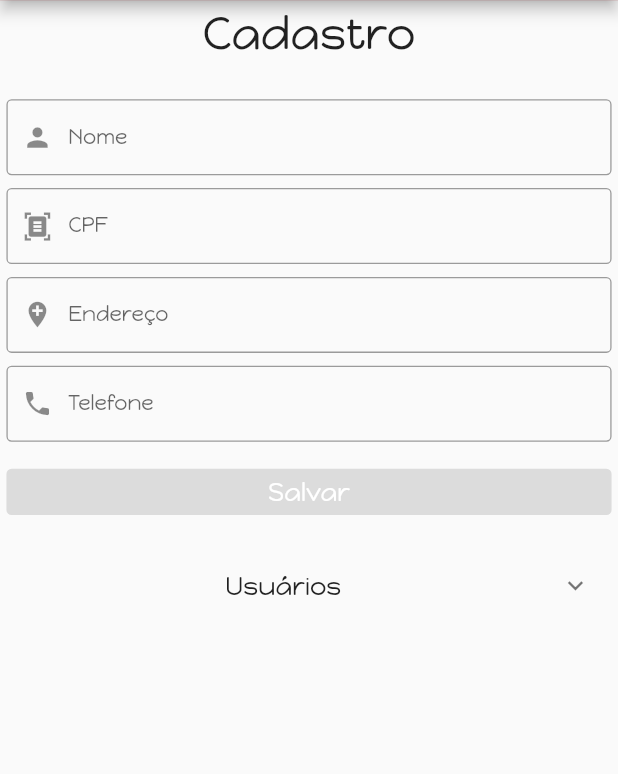
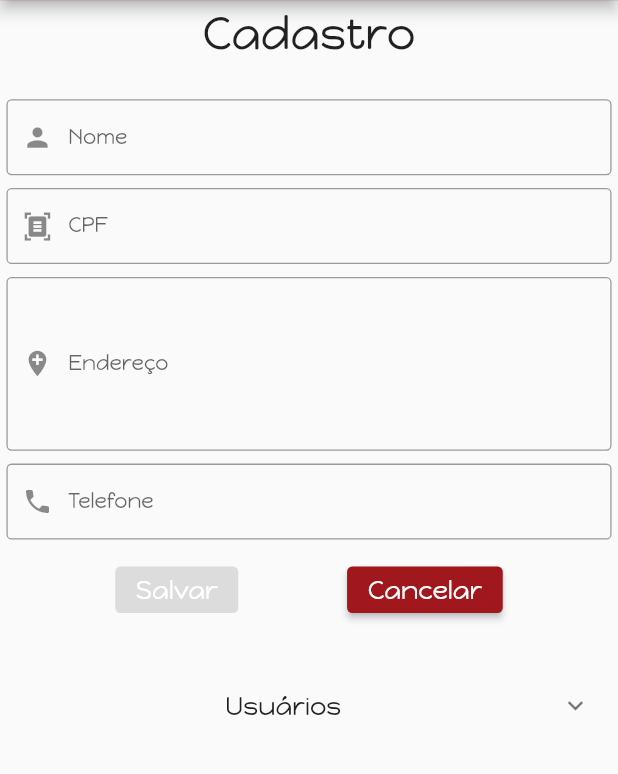
Before and after one commit to BrayanBertan/desafio_sistema_info, a Flutter app: the HomePage screen opened by its route, on a phone screen of 412 x 824 dp, the part 72-846 px from its top. Run offline on Flutter 3.47's test engine with Material 2 defaults, Android fonts, the phone set to English and light mode, and no system bars; our stand-ins replace brasil_fields, get, responsive_framework, sqflite; accounts and stored records are empty.

Commit message:
FLUTTER - edição e removação de usuarios

```diff
--- a/desafio_flutter/lib/app/view/home/home_view.dart
+++ b/desafio_flutter/lib/app/view/home/home_view.dart
@@ -15,12 +15,12 @@ class HomePage extends StatelessWidget {
         title: const Text('Desafio'),
       ),
       body: SingleChildScrollView(
-        padding: EdgeInsets.all(5.0),
+        padding: const EdgeInsets.all(5.0),
         child: Column(
           mainAxisAlignment: MainAxisAlignment.spaceEvenly,
           crossAxisAlignment: CrossAxisAlignment.stretch,
           children: [
-            Text(
+            const Text(
               'Cadastro',
               textAlign: TextAlign.center,
               style: TextStyle(fontSize: 35),
@@ -28,56 +28,50 @@ class HomePage extends StatelessWidget {
             const SizedBox(
               height: 30.0,
             ),
-            Obx(() {
-              return TextFormField(
+            TextFormField(
               onChanged: homeController.setNome,
-                initialValue: homeController.nome.value,
+              controller: homeController.nomeController,
               decoration: InputDecoration(
                   labelText: 'Nome',
                   border: OutlineInputBorder(),
                   prefixIcon: Icon(Icons.person),
                   errorText: homeController.nomeErroMensagem()),
-              );
-            }),
+            ),
             const SizedBox(
               height: 10.0,
             ),
-            Obx(() {
-              return TextFormField(
+            TextFormField(
               onChanged: homeController.setCpf,
-                initialValue: homeController.cpf.value,
+              controller: homeController.cpfController,
               inputFormatters: [
                 FilteringTextInputFormatter.digitsOnly,
                 CpfInputFormatter(),
               ],
               decoration: InputDecoration(
                 labelText: 'CPF',
-                  border: OutlineInputBorder(),
-                  prefixIcon: Icon(Icons.document_scanner),
+                border: const OutlineInputBorder(),
+                prefixIcon: const Icon(Icons.document_scanner),
                 errorText: homeController.cpfErroMensagem(),
               ),
-              );
-            }),
+            ),
             const SizedBox(
               height: 10.0,
             ),
-            Obx(() {
-              return TextFormField(
-                initialValue: homeController.endereco.value,
-                onChanged: homeController.setEndereco,
+            TextFormField(
+              controller: homeController.enderecoController,
+              onChanged: homeController.setendereco,
+              maxLines: 5,
               decoration: const InputDecoration(
                 labelText: 'Endereço',
                 border: OutlineInputBorder(),
                 prefixIcon: Icon(Icons.add_location),
               ),
-              );
-            }),
+            ),
             const SizedBox(
               height: 10.0,
             ),
-            Obx(() {
-              return TextFormField(
-                initialValue: homeController.telefone.value,
+            TextFormField(
+              controller: homeController.telefoneController,
               inputFormatters: [
                 FilteringTextInputFormatter.digitsOnly,
                 TelefoneInputFormatter(),
@@ -88,13 +82,15 @@ class HomePage extends StatelessWidget {
                 border: OutlineInputBorder(),
                 prefixIcon: Icon(Icons.phone),
               ),
-              );
-            }),
+            ),
             const SizedBox(
               height: 15.0,
             ),
             Obx(() {
-              return ElevatedButton(
+              return Row(
+                mainAxisAlignment: MainAxisAlignment.spaceEvenly,
+                children: [
+                  ElevatedButton(
                     onPressed: homeController.formularioValido()
                         ? () async {
                             homeController.cadastrar().then((value) {});
@@ -107,7 +103,22 @@ class HomePage extends StatelessWidget {
                         color: Colors.white,
                       ),
                     ),
+                  ),
+                  ElevatedButton(
+                    onPressed: () => homeController.limparFormulario(),
+                    child: const Text(
+                      'Cancelar',
+                      style: TextStyle(
+                        fontSize: 20,
+                        color: Colors.white,
+                      ),
+                    ),
+                  )
+                ],
               );
+            }),
+            Obx(() {
+              return Text(homeController.mensagemRetornoCadastro.value);
             }),
             const SizedBox(
               height: 20.0,
@@ -135,13 +146,18 @@ class HomePage extends StatelessWidget {
                                     mainAxisAlignment: MainAxisAlignment.end,
                                     children: [
                                       IconButton(
-                                          onPressed: () {},
+                                          onPressed: () {
+                                            homeController.setEditar(usuario);
+                                          },
                                           icon: const Icon(
                                             Icons.edit,
                                             color: Colors.yellow,
                                           )),
                                       IconButton(
-                                          onPressed: () {},
+                                          onPressed: () {
+                                            homeController.deletarUsuario(
+                                                usuario.codigo!);
+                                          },
                                           icon: const Icon(
                                             Icons.delete_forever,
                                             color: Colors.redAccent,
```
Also changed, not shown: desafio_flutter/lib/app/controller/usuario_controller.dart (+65 -4 lines), desafio_flutter/lib/app/model/usuario_model.dart (+25 -7 lines). Lines whose indentation alone changed are shown as unchanged.
